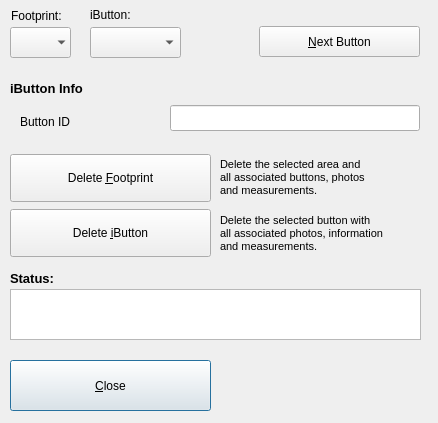
Before: the Qt Designer form src/widgets/DBManagementUI.ui in lachlan007/iassist, drawn with Qt 5.
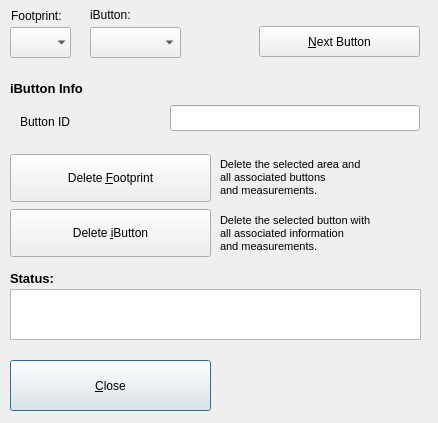
After: the same form once the commit is applied.

```diff
--- a/src/widgets/DBManagementUI.ui
+++ b/src/widgets/DBManagementUI.ui
@@ -227,10 +227,10 @@
     <string>&lt;!DOCTYPE HTML PUBLIC &quot;-//W3C//DTD HTML 4.0//EN&quot; &quot;http://www.w3.org/TR/REC-html40/strict.dtd&quot;&gt;
 &lt;html&gt;&lt;head&gt;&lt;meta name=&quot;qrichtext&quot; content=&quot;1&quot; /&gt;&lt;style type=&quot;text/css&quot;&gt;
 p, li { white-space: pre-wrap; }
-&lt;/style&gt;&lt;/head&gt;&lt;body style=&quot; font-family:'Sans'; font-size:10pt; font-weight:400; font-style:normal;&quot;&gt;
-&lt;p style=&quot; margin-top:0px; margin-bottom:0px; margin-left:0px; margin-right:0px; -qt-block-indent:0; text-indent:0px;&quot;&gt;&lt;span style=&quot; font-size:8pt;&quot;&gt;Delete the selected area and&lt;/span&gt;&lt;/p&gt;
-&lt;p style=&quot; margin-top:0px; margin-bottom:0px; margin-left:0px; margin-right:0px; -qt-block-indent:0; text-indent:0px;&quot;&gt;&lt;span style=&quot; font-size:8pt;&quot;&gt;all associated buttons, photos&lt;/span&gt;&lt;/p&gt;
-&lt;p style=&quot; margin-top:0px; margin-bottom:0px; margin-left:0px; margin-right:0px; -qt-block-indent:0; text-indent:0px;&quot;&gt;&lt;span style=&quot; font-size:8pt;&quot;&gt;and measurements.&lt;/span&gt;&lt;/p&gt;&lt;/body&gt;&lt;/html&gt;</string>
+&lt;/style&gt;&lt;/head&gt;&lt;body style=&quot; font-family:'Lucida Grande'; font-size:13pt; font-weight:400; font-style:normal;&quot;&gt;
+&lt;p style=&quot; margin-top:0px; margin-bottom:0px; margin-left:0px; margin-right:0px; -qt-block-indent:0; text-indent:0px;&quot;&gt;&lt;span style=&quot; font-family:'Sans'; font-size:8pt;&quot;&gt;Delete the selected area and&lt;/span&gt;&lt;/p&gt;
+&lt;p style=&quot; margin-top:0px; margin-bottom:0px; margin-left:0px; margin-right:0px; -qt-block-indent:0; text-indent:0px;&quot;&gt;&lt;span style=&quot; font-family:'Sans'; font-size:8pt;&quot;&gt;all associated buttons&lt;/span&gt;&lt;/p&gt;
+&lt;p style=&quot; margin-top:0px; margin-bottom:0px; margin-left:0px; margin-right:0px; -qt-block-indent:0; text-indent:0px;&quot;&gt;&lt;span style=&quot; font-family:'Sans'; font-size:8pt;&quot;&gt;and measurements.&lt;/span&gt;&lt;/p&gt;&lt;/body&gt;&lt;/html&gt;</string>
    </property>
   </widget>
   <widget class="QLabel" name="label_14">
@@ -246,10 +246,10 @@
     <string>&lt;!DOCTYPE HTML PUBLIC &quot;-//W3C//DTD HTML 4.0//EN&quot; &quot;http://www.w3.org/TR/REC-html40/strict.dtd&quot;&gt;
 &lt;html&gt;&lt;head&gt;&lt;meta name=&quot;qrichtext&quot; content=&quot;1&quot; /&gt;&lt;style type=&quot;text/css&quot;&gt;
 p, li { white-space: pre-wrap; }
-&lt;/style&gt;&lt;/head&gt;&lt;body style=&quot; font-family:'Sans'; font-size:10pt; font-weight:400; font-style:normal;&quot;&gt;
-&lt;p style=&quot; margin-top:0px; margin-bottom:0px; margin-left:0px; margin-right:0px; -qt-block-indent:0; text-indent:0px;&quot;&gt;&lt;span style=&quot; font-size:8pt;&quot;&gt;Delete the selected button with&lt;/span&gt;&lt;/p&gt;
-&lt;p style=&quot; margin-top:0px; margin-bottom:0px; margin-left:0px; margin-right:0px; -qt-block-indent:0; text-indent:0px;&quot;&gt;&lt;span style=&quot; font-size:8pt;&quot;&gt;all associated photos, information&lt;/span&gt;&lt;/p&gt;
-&lt;p style=&quot; margin-top:0px; margin-bottom:0px; margin-left:0px; margin-right:0px; -qt-block-indent:0; text-indent:0px;&quot;&gt;&lt;span style=&quot; font-size:8pt;&quot;&gt;and measurements.&lt;/span&gt;&lt;/p&gt;&lt;/body&gt;&lt;/html&gt;</string>
+&lt;/style&gt;&lt;/head&gt;&lt;body style=&quot; font-family:'Lucida Grande'; font-size:13pt; font-weight:400; font-style:normal;&quot;&gt;
+&lt;p style=&quot; margin-top:0px; margin-bottom:0px; margin-left:0px; margin-right:0px; -qt-block-indent:0; text-indent:0px;&quot;&gt;&lt;span style=&quot; font-family:'Sans'; font-size:8pt;&quot;&gt;Delete the selected button with&lt;/span&gt;&lt;/p&gt;
+&lt;p style=&quot; margin-top:0px; margin-bottom:0px; margin-left:0px; margin-right:0px; -qt-block-indent:0; text-indent:0px;&quot;&gt;&lt;span style=&quot; font-family:'Sans'; font-size:8pt;&quot;&gt;all associated information&lt;/span&gt;&lt;/p&gt;
+&lt;p style=&quot; margin-top:0px; margin-bottom:0px; margin-left:0px; margin-right:0px; -qt-block-indent:0; text-indent:0px;&quot;&gt;&lt;span style=&quot; font-family:'Sans'; font-size:8pt;&quot;&gt;and measurements.&lt;/span&gt;&lt;/p&gt;&lt;/body&gt;&lt;/html&gt;</string>
    </property>
   </widget>
   <widget class="QLabel" name="txtPhotoName">
```
